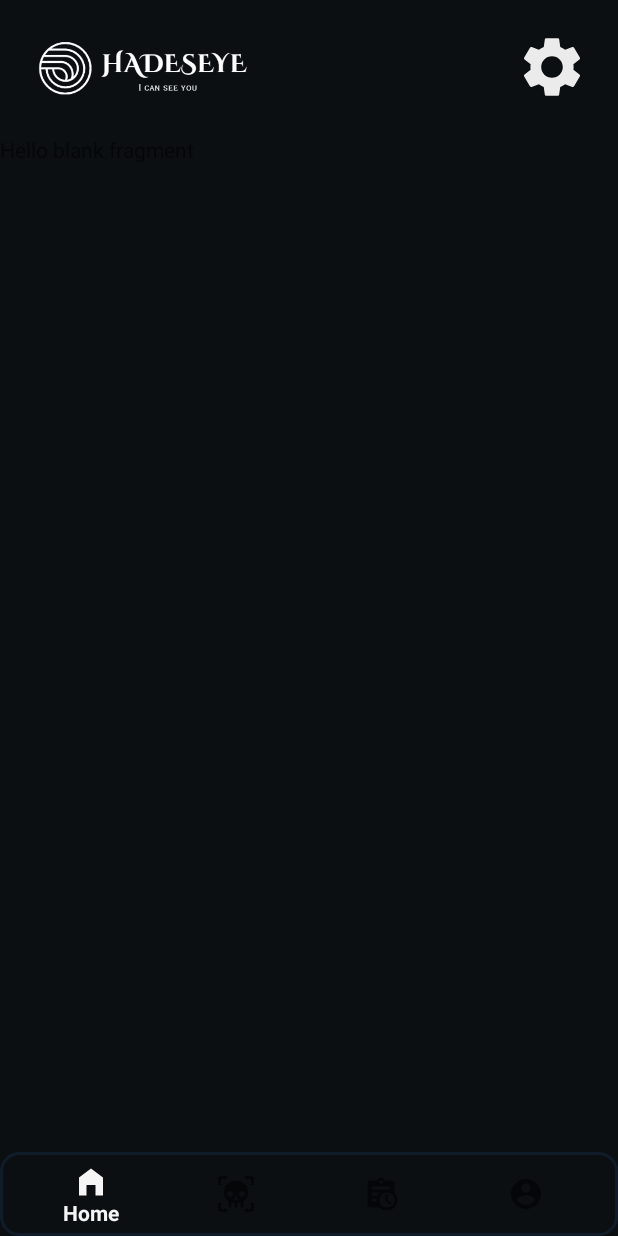
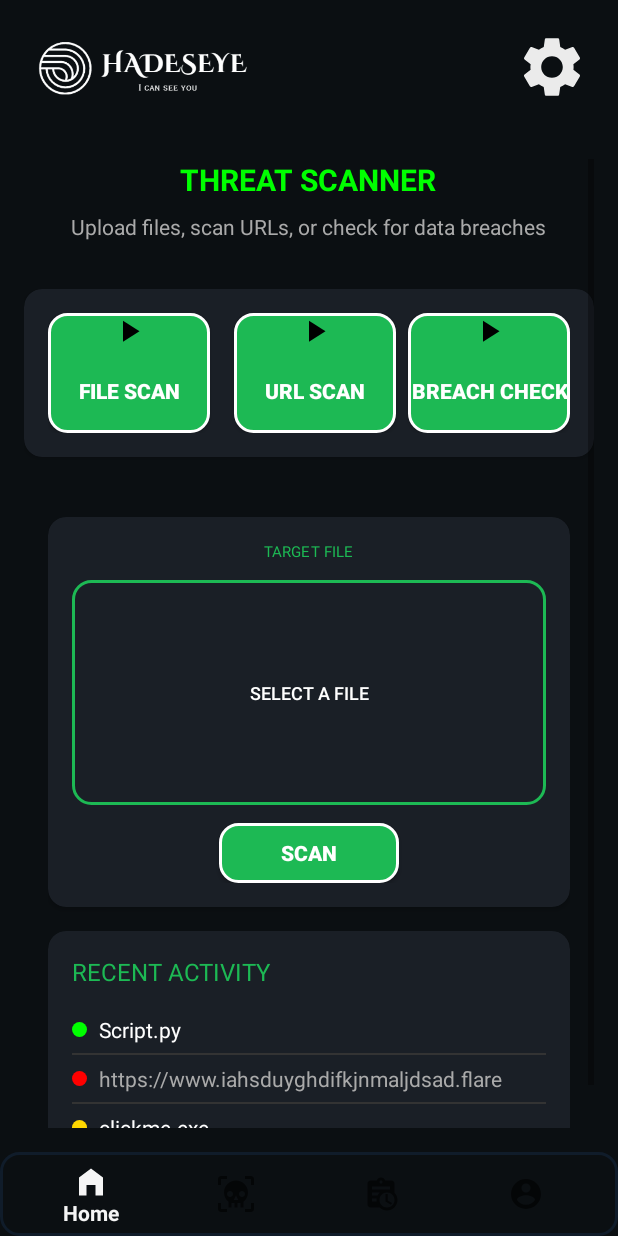
Before and after one commit to LaVenganzaDelLadron/HadesEyeAnalyzer, an Android app: the fragment ScanFragment placed in its activity, on a phone screen of 412 x 824 dp. Run offline under Robolectric (Android 15) with nearby library versions, the phone set to English and light mode, and no system bars.

Commit message:
Initial Commit

```diff
--- /dev/null
+++ b/app/src/main/res/layout/file_scan_layout.xml
@@ -0,0 +1,160 @@
+<LinearLayout xmlns:android="http://schemas.android.com/apk/res/android"
+    xmlns:app="http://schemas.android.com/apk/res-auto"
+    android:layout_width="match_parent"
+    android:layout_height="match_parent"
+    android:orientation="vertical"
+    android:background="#0B0F12"
+    android:padding="16dp">
+
+    <!-- File Scan Section -->
+    <androidx.cardview.widget.CardView
+        android:layout_width="match_parent"
+        android:layout_height="wrap_content"
+        android:layout_marginTop="8dp"
+        app:cardBackgroundColor="#1A1F26"
+        app:cardCornerRadius="12dp"
+        android:elevation="4dp">
+
+        <LinearLayout
+            android:layout_width="match_parent"
+            android:layout_height="wrap_content"
+            android:orientation="vertical"
+            android:padding="16dp">
+
+            <TextView
+                android:layout_width="wrap_content"
+                android:layout_height="wrap_content"
+                android:layout_marginBottom="12dp"
+                android:text="TARGET FILE"
+                android:layout_gravity="center"
+                android:textColor="#1DB954"
+                android:textSize="10sp"
+                android:textStyle="normal" />
+
+            <Button
+                android:id="@+id/btnAddFile"
+                android:layout_width="match_parent"
+                android:layout_height="150dp"
+                android:background="@drawable/button_outline"
+                android:gravity="center"
+                android:text="Select a file"
+                android:textColor="@android:color/white"
+                android:textSize="12sp" />
+
+            <Button
+                android:id="@+id/btnStartScan"
+                android:layout_width="120dp"
+                android:layout_height="40dp"
+                android:layout_gravity="center"
+                android:layout_marginTop="12dp"
+                android:background="@drawable/green_button"
+                android:text="SCAN"
+                android:textColor="@android:color/white"
+                android:textStyle="bold" />
+        </LinearLayout>
+    </androidx.cardview.widget.CardView>
+
+    <!-- Recent Activity Section -->
+    <androidx.cardview.widget.CardView
+        android:layout_width="match_parent"
+        android:layout_height="wrap_content"
+        android:layout_marginTop="16dp"
+        app:cardBackgroundColor="#1A1F26"
+        app:cardCornerRadius="12dp"
+        android:elevation="4dp">
+
+        <LinearLayout
+            android:layout_width="match_parent"
+            android:layout_height="wrap_content"
+            android:orientation="vertical"
+            android:padding="16dp">
+
+            <!-- Title -->
+            <TextView
+                android:layout_width="wrap_content"
+                android:layout_height="wrap_content"
+                android:text="RECENT ACTIVITY"
+                android:textColor="#1DB954"
+                android:textSize="16sp"
+                android:textStyle="normal"
+                android:layout_marginBottom="12dp" />
+
+            <!-- First Item -->
+            <LinearLayout
+                android:layout_width="match_parent"
+                android:layout_height="wrap_content"
+                android:orientation="horizontal"
+                android:gravity="center_vertical"
+                android:paddingVertical="6dp">
+
+                <View
+                    android:layout_width="10dp"
+                    android:layout_height="10dp"
+                    android:background="@drawable/green_circle"
+                    android:layout_marginEnd="8dp"/>
+
+                <TextView
+                    android:layout_width="wrap_content"
+                    android:layout_height="wrap_content"
+                    android:text="Script.py"
+                    android:textColor="#FFFFFF"
+                    android:textSize="14sp"/>
+            </LinearLayout>
+
+            <View
+                android:layout_width="match_parent"
+                android:layout_height="1dp"
+                android:background="#333333"/>
+
+            <!-- Second Item -->
+            <LinearLayout
+                android:layout_width="match_parent"
+                android:layout_height="wrap_content"
+                android:orientation="horizontal"
+                android:gravity="center_vertical"
+                android:paddingVertical="6dp">
+
+                <View
+                    android:layout_width="10dp"
+                    android:layout_height="10dp"
+                    android:background="@drawable/red_circle"
+                    android:layout_marginEnd="8dp"/>
+
+                <TextView
+                    android:layout_width="wrap_content"
+                    android:layout_height="wrap_content"
+                    android:text="https://www.iahsduyghdifkjnmaljdsad.flare"
+                    android:textColor="#AAAAAA"
+                    android:textSize="14sp"/>
+            </LinearLayout>
+
+            <View
+                android:layout_width="match_parent"
+                android:layout_height="1dp"
+                android:background="#333333"/>
+
+            <!-- Third Item -->
+            <LinearLayout
+                android:layout_width="match_parent"
+                android:layout_height="wrap_content"
+                android:orientation="horizontal"
+                android:gravity="center_vertical"
+                android:paddingVertical="6dp">
+
+                <View
+                    android:layout_width="10dp"
+                    android:layout_height="10dp"
+                    android:background="@drawable/yellow_circle"
+                    android:layout_marginEnd="8dp"/>
+
+                <TextView
+                    android:layout_width="wrap_content"
+                    android:layout_height="wrap_content"
+                    android:text="clickme.exe"
+                    android:textColor="#FFFFFF"
+                    android:textSize="14sp"/>
+            </LinearLayout>
+        </LinearLayout>
+    </androidx.cardview.widget.CardView>
+
+</LinearLayout>
--- a/app/src/main/res/layout/fragment_home.xml
+++ b/app/src/main/res/layout/fragment_home.xml
@@ -187,6 +187,7 @@
                     android:orientation="horizontal"
                     android:gravity="center">
 
+                    <!-- Start Scan Button -->
                     <Button
                         android:id="@+id/btnStartScan"
                         android:layout_width="0dp"
@@ -194,7 +195,6 @@
                         android:layout_weight="1"
                         android:layout_marginEnd="8dp"
                         android:background="@drawable/green_button"
-                        android:backgroundTint="#18A74C"
                         android:gravity="center"
                         android:drawableLeft="@drawable/play"
                         android:drawablePadding="8dp"
@@ -204,7 +204,7 @@
                         android:textStyle="bold"
                         android:textSize="14sp" />
 
-
+                    <!-- View Reports Button -->
                     <Button
                         android:id="@+id/btnViewReports"
                         android:layout_width="0dp"
@@ -212,7 +212,6 @@
                         android:layout_weight="1"
                         android:layout_marginStart="8dp"
                         android:background="@drawable/blue_button"
-                        android:backgroundTint="#0077B6"
                         android:gravity="center"
                         android:drawableLeft="@drawable/sine_wave"
                         android:drawablePadding="8dp"
@@ -224,6 +223,7 @@
                 </LinearLayout>
             </LinearLayout>
         </androidx.cardview.widget.CardView>
+
 
         <!-- Recent Activity -->
         <androidx.cardview.widget.CardView
--- a/app/src/main/res/layout/fragment_scan.xml
+++ b/app/src/main/res/layout/fragment_scan.xml
@@ -1,14 +1,111 @@
 <?xml version="1.0" encoding="utf-8"?>
-<FrameLayout xmlns:android="http://schemas.android.com/apk/res/android"
+<ScrollView xmlns:android="http://schemas.android.com/apk/res/android"
+    xmlns:app="http://schemas.android.com/apk/res-auto"
     xmlns:tools="http://schemas.android.com/tools"
     android:layout_width="match_parent"
     android:layout_height="match_parent"
+    android:background="#0B0F12"
+    android:padding="16dp"
     tools:context=".fragments.ScanFragment">
 
-    <!-- TODO: Update blank fragment layout -->
-    <TextView
+    <LinearLayout
         android:layout_width="match_parent"
-        android:layout_height="match_parent"
-        android:text="@string/hello_blank_fragment" />
+        android:layout_height="wrap_content"
+        android:orientation="vertical"
+        android:gravity="center_horizontal">
 
-</FrameLayout>
+        <!-- Title -->
+        <TextView
+            android:id="@+id/tvThreatScanner"
+            android:layout_width="wrap_content"
+            android:layout_height="wrap_content"
+            android:text="THREAT SCANNER"
+            android:textColor="@color/green"
+            android:layout_marginBottom="8dp"
+            android:textSize="20sp"
+            android:textStyle="bold" />
+
+        <!-- Subtitle -->
+        <TextView
+            android:id="@+id/tvDescription"
+            android:layout_width="wrap_content"
+            android:layout_height="wrap_content"
+            android:text="Upload files, scan URLs, or check for data breaches"
+            android:textColor="#AAAAAA"
+            android:textSize="14sp"
+            android:layout_marginBottom="24dp"
+            android:gravity="center" />
+
+        <!-- Scan Mode Buttons -->
+        <androidx.cardview.widget.CardView
+            android:layout_width="match_parent"
+            android:layout_height="wrap_content"
+            android:layout_marginTop="8dp"
+            app:cardBackgroundColor="#1A1F26"
+            app:cardCornerRadius="12dp"
+            android:elevation="4dp">
+
+            <LinearLayout
+                android:layout_width="match_parent"
+                android:layout_height="wrap_content"
+                android:orientation="horizontal"
+                android:padding="16dp">
+
+                <Button
+                    android:id="@+id/btnFileScan"
+                    android:layout_width="0dp"
+                    android:layout_height="80dp"
+                    android:layout_weight="1"
+                    android:layout_marginEnd="8dp"
+                    android:drawableTop="@drawable/play"
+                    android:background="@drawable/green_button"
+                    android:text="File Scan"
+                    android:textColor="@android:color/white"
+                    android:textStyle="bold"
+                    android:textSize="14sp" />
+
+                <Button
+                    android:id="@+id/btnUrlScan"
+                    android:layout_width="0dp"
+                    android:layout_height="80dp"
+                    android:layout_weight="1"
+                    android:layout_marginHorizontal="8dp"
+                    android:drawableTop="@drawable/play"
+                    android:background="@drawable/green_button"
+                    android:text="URL Scan"
+                    android:textColor="@android:color/white"
+                    android:textStyle="bold"
+                    android:textSize="14sp" />
+
+                <Button
+                    android:id="@+id/btnBreachCheck"
+                    android:layout_width="0dp"
+                    android:layout_height="80dp"
+                    android:layout_weight="1"
+                    android:drawableTop="@drawable/play"
+                    android:background="@drawable/green_button"
+                    android:text="Breach Check"
+                    android:textColor="@android:color/white"
+                    android:textStyle="bold"
+                    android:textSize="14sp" />
+            </LinearLayout>
+        </androidx.cardview.widget.CardView>
+
+        <!-- ViewFlipper (Switchable content) -->
+        <ViewFlipper
+            android:id="@+id/viewFlipper"
+            android:layout_width="match_parent"
+            android:layout_height="wrap_content"
+            android:layout_marginTop="16dp">
+
+            <!-- FILE SCAN CARD -->
+            <include layout="@layout/file_scan_layout"/>
+
+            <!-- URL SCAN CARD -->
+            <include layout="@layout/url_scan_layout"/>
+
+
+        </ViewFlipper>
+
+    </LinearLayout>
+</ScrollView>
```
Also changed, not shown: app/src/main/res/layout/url_scan_layout.xml (added, +161 -0 lines).
